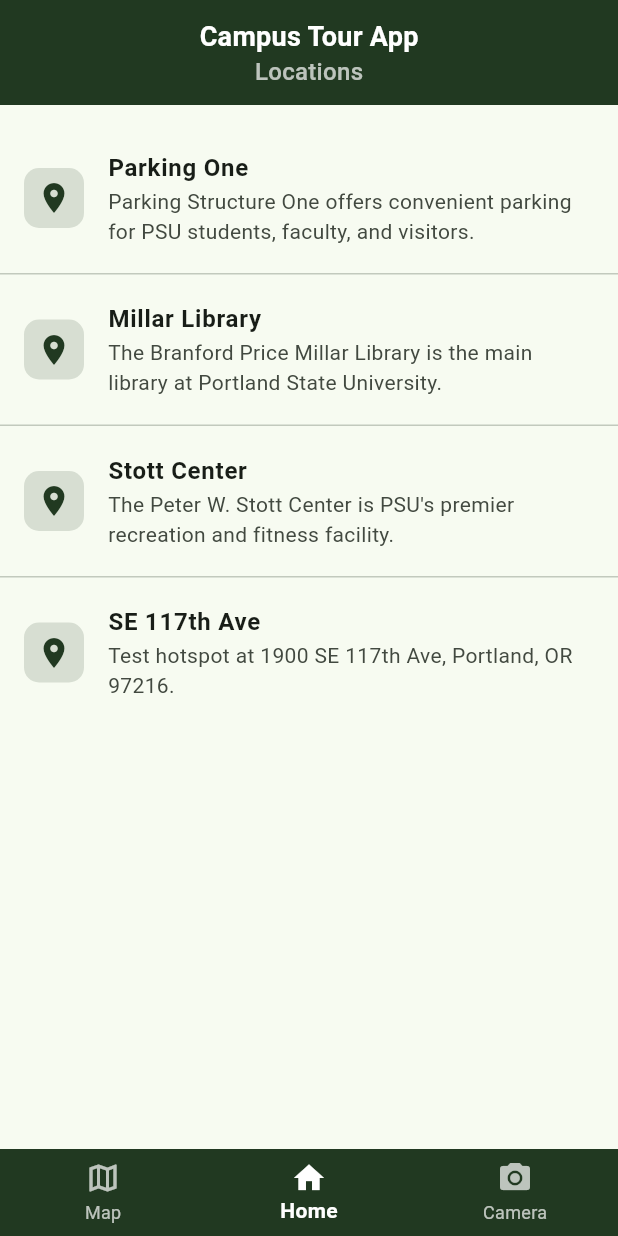
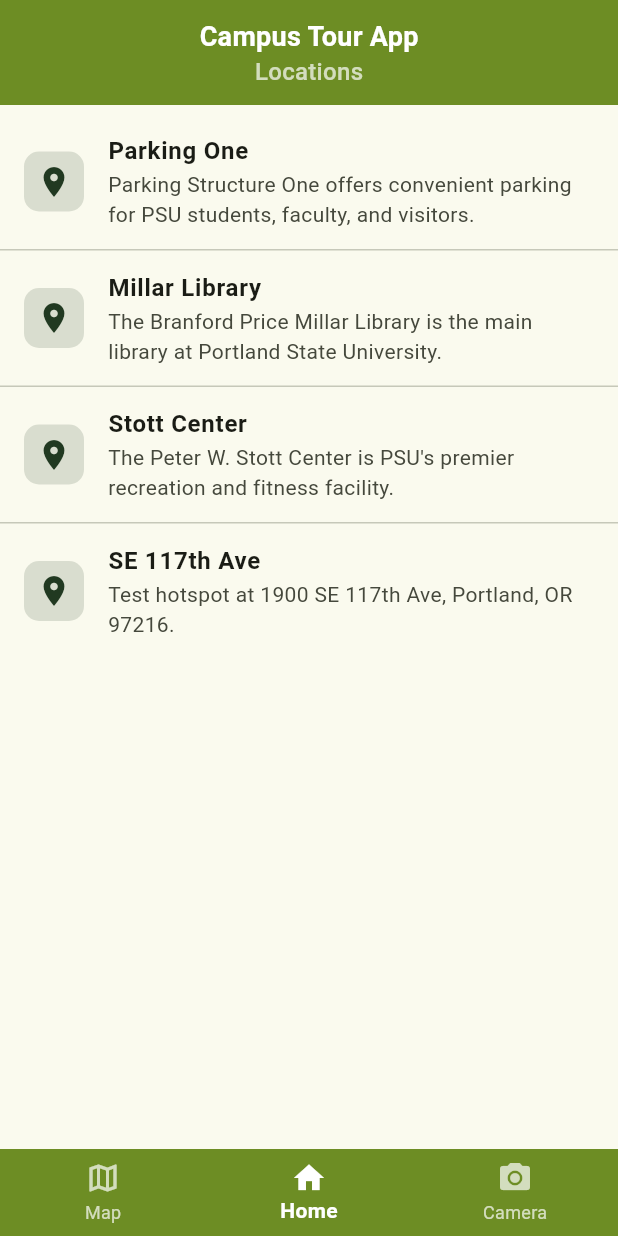
Before and after one commit to JPatts/Campus-Tour-App-2025, a Flutter app: the screen it shows after launch, item 2 of the bottom bar chosen, on a phone screen of 412 x 824 dp. Run offline on Flutter 3.47's test engine with Material 3 defaults, Android fonts, the phone set to English and light mode, and no system bars; our stand-ins replace camera, flutter_compass, geolocator, google_maps_flutter, permission_handler.

Commit message:
Added color pallet vars

```diff
--- a/campus_tour/lib/listview.dart
+++ b/campus_tour/lib/listview.dart
@@ -2,7 +2,7 @@
 import 'package:campus_tour/models/hotspot.dart';
 import 'package:flutter/material.dart';
 
-class LocationList extends MyApp{
+class LocationList extends MyApp {
   const LocationList({Key? key}) : super(key: key);
 
   @override
@@ -10,13 +10,19 @@
     List<Hotspot> children = myService.getHostpots();
     return Scaffold(
       body: ListView.separated(
-        padding: const EdgeInsets.only(top: 12, bottom: 24),
+        padding: const EdgeInsets.only(top: 6, bottom: 6),
         separatorBuilder: (context, index) => const Divider(height: 1),
         itemCount: children.length,
         itemBuilder: (context, index) {
+          if (children.isEmpty) {
+            // Welcome Screen
+          } else {
             final hotspot = children[index];
             return ListTile(
-            contentPadding: const EdgeInsets.symmetric(horizontal: 16, vertical: 10),
+              contentPadding: const EdgeInsets.symmetric(
+                horizontal: 16,
+                vertical: 5,
+              ),
               title: Text(
                 hotspot.name,
                 style: const TextStyle(fontWeight: FontWeight.w600),
@@ -36,6 +42,7 @@
                 child: const Icon(Icons.place, color: Color(0xFF213921)),
               ),
             );
+          }
         },
       ),
     );
--- a/campus_tour/lib/main.dart
+++ b/campus_tour/lib/main.dart
@@ -7,6 +7,10 @@
 import 'listview.dart'; // list of discovered locations
 import 'services/hotspot_service.dart';
 
+// PSU Color Pallet
+const psuGreen = 0xFF6D8D24;
+const electricGreen = 0xFFCFD82D;
+const forestGreen = 0xFF213921;
 
 final myService = HotspotService();
 
@@ -34,9 +38,9 @@
       title: 'Campus Tour App',
       debugShowCheckedModeBanner: false,
       theme: ThemeData(
-        colorScheme: ColorScheme.fromSeed(seedColor: const Color(0xFF213921)),
+        colorScheme: ColorScheme.fromSeed(seedColor: const Color(0xFF6D8D24)),
         appBarTheme: const AppBarTheme(
-          backgroundColor: Color(0xFF213921),
+          backgroundColor: Color(psuGreen),
           foregroundColor: Colors.white,
           elevation: 0,
         ),
@@ -196,7 +200,7 @@
 
       // Bottom navigation bar with 3 icons
       bottomNavigationBar: ColoredBox(
-        color: const Color(0xFF213921),
+        color: const Color(psuGreen),
         child: SafeArea(
           top: false,
           child: BottomNavigationBar(
```
Lines whose indentation alone changed are shown as unchanged.
